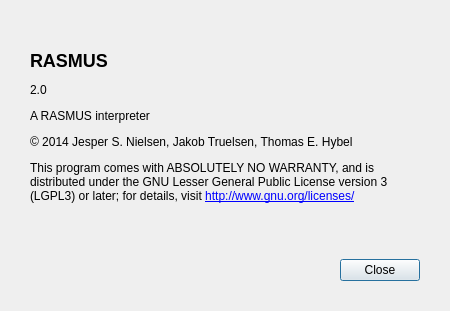
Above: src/gui/about.ui from jasn/RASMUS before the change. Below: the same form after it.
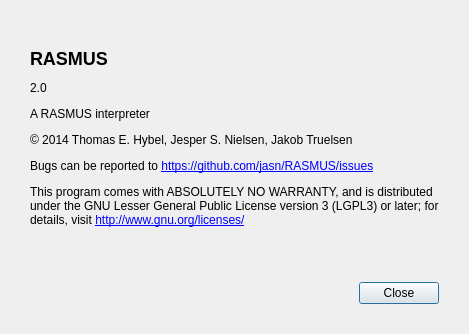
That is the form after the change.

Patch:
```diff
--- a/src/gui/about.ui
+++ b/src/gui/about.ui
@@ -6,8 +6,8 @@
    <rect>
     <x>0</x>
     <y>0</y>
-    <width>450</width>
-    <height>311</height>
+    <width>469</width>
+    <height>334</height>
    </rect>
   </property>
   <property name="windowTitle">
@@ -32,7 +32,8 @@
       <string>&lt;h2&gt;RASMUS&lt;/h2&gt;
 &lt;p&gt;2.0&lt;/p&gt;
 &lt;p&gt;A RASMUS interpreter&lt;/p&gt;
-&lt;p&gt;&amp;copy; 2014 Jesper S. Nielsen, Jakob Truelsen, Thomas E. Hybel&lt;/p&gt;
+&lt;p&gt;&amp;copy; 2014 Thomas E. Hybel, Jesper S. Nielsen, Jakob Truelsen&lt;/p&gt;
+&lt;p&gt;Bugs can be reported to &lt;a href=&quot;https://github.com/jasn/RASMUS/issues&quot;&gt;https://github.com/jasn/RASMUS/issues&lt;/a&gt;&lt;/p&gt;
 &lt;p&gt;This program comes with ABSOLUTELY NO WARRANTY, and is distributed under the GNU Lesser General Public License version 3 (LGPL3) or later;
 for details, visit &lt;a href=&quot;http://www.gnu.org/licenses/&quot;&gt;http://www.gnu.org/licenses/&lt;/a&gt;
 &lt;/p&gt;</string>
```
Left out of the diff: 2 changed lines with no effect on the pictures.
